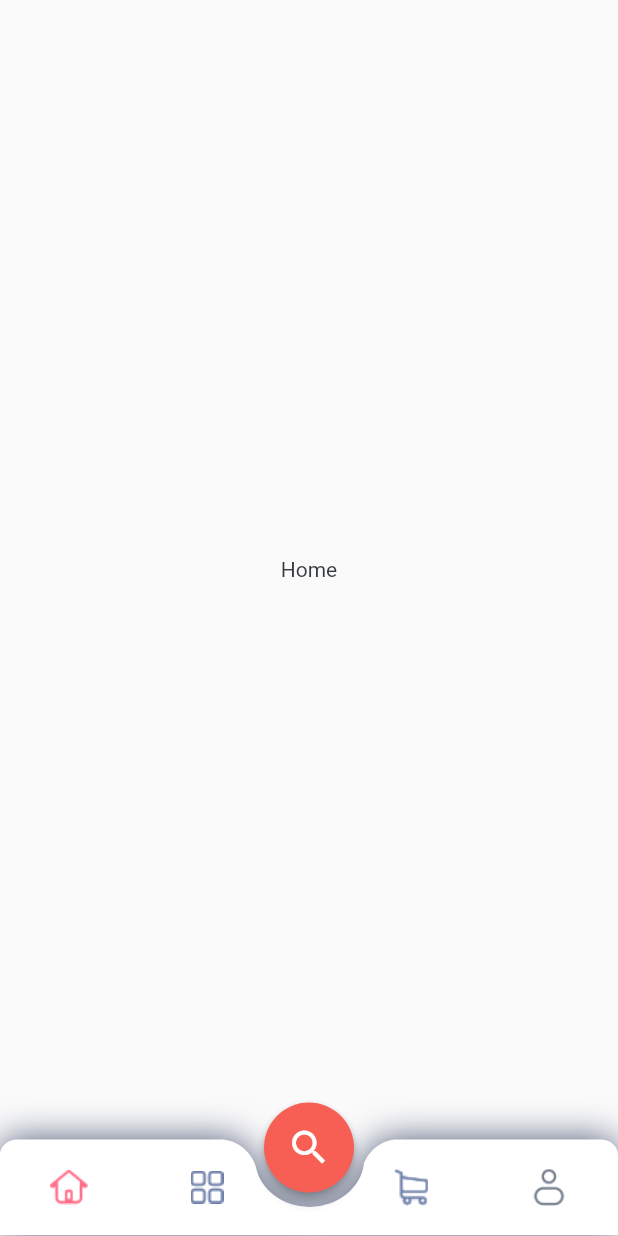
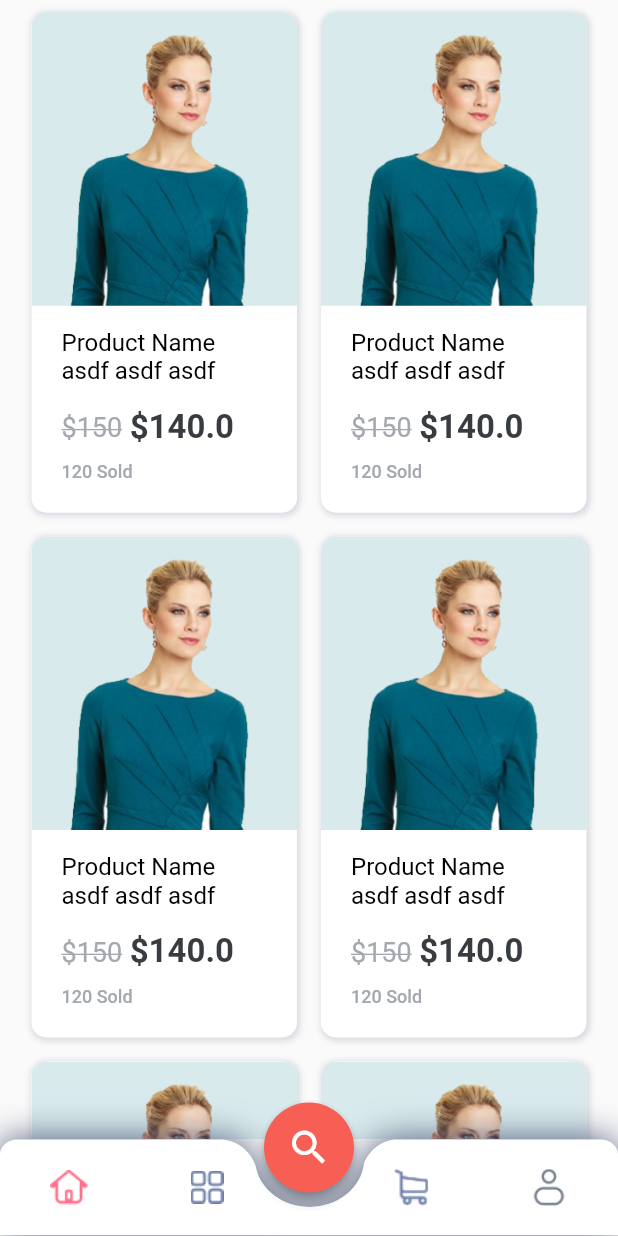
Before and after one commit to izajul/dokan_demo, a Flutter app: the screen it shows after launch, on a phone screen of 412 x 824 dp. Run offline on Flutter 3.47's test engine with Material 2 defaults, Android fonts, the phone set to English and light mode, and no system bars; our stand-ins replace dotted_border, material_floating_search_bar.

Commit message:
product_card.reuseable.dart design done

```diff
--- /dev/null
+++ b/lib/view/reuseable/product_card.reuseable.dart
@@ -0,0 +1,92 @@
+import 'package:dokan/utils/appearance.dart';
+import 'package:flutter/cupertino.dart';
+import 'package:flutter/material.dart';
+
+class ProductCard extends StatelessWidget {
+  const ProductCard({Key? key}) : super(key: key);
+
+  @override
+  Widget build(BuildContext context) {
+    return Container(
+      margin: EdgeInsets.all(8),
+      padding: EdgeInsets.only(bottom: 20),
+      decoration: BoxDecoration(
+        color: Colors.white,
+        boxShadow: [
+          BoxShadow(
+              color: MyColors.shadow.shade100,
+              spreadRadius: 1,
+              blurRadius: 3,
+              offset: Offset(1, 1))
+        ],
+        borderRadius: BorderRadius.circular(10),
+      ),
+      child: Column(
+        children: [
+          AspectRatio(
+            aspectRatio: 160 / 177,
+            child: ClipRRect(
+              borderRadius: const BorderRadius.only(
+                  topLeft: Radius.circular(10), topRight: Radius.circular(10)),
+              child: Image.asset(
+                "assets/imgs/person_demo.png",
+                fit: BoxFit.fitWidth,
+              ),
+            ),
+          ),
+          const SizedBox(
+              height: 68,
+              child: Padding(
+                  padding: const EdgeInsets.symmetric(horizontal: 20),
+                  child: Align(
+                    alignment: Alignment.centerLeft,
+                    child: Text(
+                      "Product Name asdf asdf asdf",
+                      style: TextStyle(
+                          fontSize: 16,
+                          fontWeight: FontWeight.w400,
+                          color: Colors.black),
+                    ),
+                  ))),
+          Padding(
+              padding: const EdgeInsets.symmetric(horizontal: 20),
+              child: Row(
+                crossAxisAlignment: CrossAxisAlignment.center,
+                children: [
+                  Text(
+                    "\$150",
+                    style: TextStyle(
+                        fontSize: 18,
+                        fontWeight: FontWeight.w400,
+                        color: MyColors.textHint,
+                        decoration: TextDecoration.lineThrough),
+                  ),
+                  SizedBox(
+                    width: 5,
+                  ),
+                  Text(
+                    "\$140.0",
+                    style: TextStyle(
+                      fontSize: 22,
+                      fontWeight: FontWeight.w700,
+                    ),
+                  )
+                ],
+              )),
+          SizedBox(
+            height: 10,
+          ),
+          Padding(
+              padding: const EdgeInsets.symmetric(horizontal: 20),
+              child: Align(
+                alignment: Alignment.centerLeft,
+                child: Text(
+                  "120 Sold",
+                  style: textTheme.subtitle2,
+                ),
+              ))
+        ],
+      ),
+    );
+  }
+}
--- a/lib/view/screens/home.screen.dart
+++ b/lib/view/screens/home.screen.dart
@@ -1,13 +1,76 @@
+import 'package:dokan/view/reuseable/product_card.reuseable.dart';
 import 'package:flutter/cupertino.dart';
+import 'package:flutter/material.dart';
+import 'package:material_floating_search_bar/material_floating_search_bar.dart';
 
 class HomeScreen extends StatelessWidget {
   const HomeScreen({Key? key}) : super(key: key);
 
   @override
   Widget build(BuildContext context) {
-    return Container(
-      alignment: Alignment.center,
-      child: Text("Home"),
+    return Padding(
+      padding: EdgeInsets.symmetric(horizontal: 13),
+      child: Stack(
+        fit: StackFit.expand,
+        children: [
+          GridView.count(
+            childAspectRatio: 16 / 29,
+            crossAxisCount: 2,
+            shrinkWrap: true,
+            children: List.generate(10, (index) => ProductCard()),
+          ),
+        ],
+      ),
+    );
+  }
+
+  Widget buildFloatingSearchBar(context) {
+    final isPortrait =
+        MediaQuery.of(context).orientation == Orientation.portrait;
+
+    return FloatingSearchBar(
+      hint: 'Search...',
+      scrollPadding: const EdgeInsets.only(top: 16, bottom: 56),
+      transitionDuration: const Duration(milliseconds: 800),
+      transitionCurve: Curves.easeInOut,
+      physics: const BouncingScrollPhysics(),
+      axisAlignment: isPortrait ? 0.0 : -1.0,
+      openAxisAlignment: 0.0,
+      width: isPortrait ? 600 : 500,
+      debounceDelay: const Duration(milliseconds: 500),
+      onQueryChanged: (query) {
+        // Call your model, bloc, controller here.
+      },
+      // Specify a custom transition to be used for
+      // animating between opened and closed stated.
+      transition: CircularFloatingSearchBarTransition(),
+      actions: [
+        FloatingSearchBarAction(
+          showIfOpened: false,
+          child: CircularButton(
+            icon: const Icon(Icons.place),
+            onPressed: () {},
+          ),
+        ),
+        FloatingSearchBarAction.searchToClear(
+          showIfClosed: false,
+        ),
+      ],
+      builder: (context, transition) {
+        return ClipRRect(
+          borderRadius: BorderRadius.circular(8),
+          child: Material(
+            color: Colors.white,
+            elevation: 4.0,
+            child: Column(
+              mainAxisSize: MainAxisSize.min,
+              children: Colors.accents.map((color) {
+                return Container(height: 112, color: color);
+              }).toList(),
+            ),
+          ),
+        );
+      },
     );
   }
 }
--- a/pubspec.yaml
+++ b/pubspec.yaml
@@ -35,6 +35,7 @@ dependencies:
   # Use with the CupertinoIcons class for iOS style icons.
   cupertino_icons: ^1.0.2
   dotted_border: ^2.0.0+2
+  material_floating_search_bar:
 
 dev_dependencies:
   flutter_test:
```
Also changed, not shown: lib/view/reuseable/filter_bar.reuseable.dart (added, +10 -0 lines), assets/imgs/person_demo.png (added), pubspec.lock.
